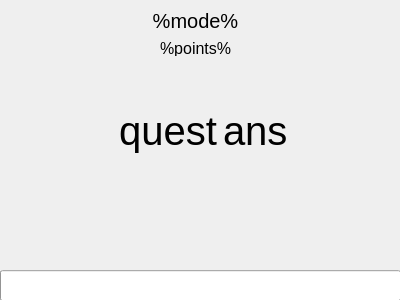
First picture: the form in gamewindow.ui, repository Mogekoff/mathekoff, before the edit.
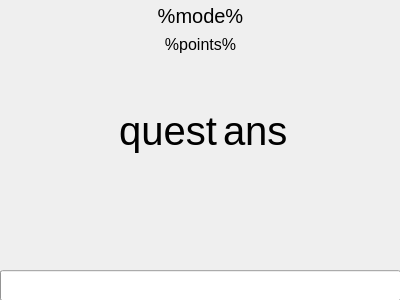
Second picture: the form after the edit.

Diff of the .ui file:
```diff
--- a/gamewindow.ui
+++ b/gamewindow.ui
@@ -107,10 +107,10 @@
   <widget class="QLabel" name="modeLabel">
    <property name="geometry">
     <rect>
-     <x>150</x>
-     <y>10</y>
-     <width>91</width>
-     <height>21</height>
+     <x>0</x>
+     <y>0</y>
+     <width>401</width>
+     <height>31</height>
     </rect>
    </property>
    <property name="sizePolicy">
@@ -134,10 +134,10 @@
   <widget class="QLabel" name="pointsLabel">
    <property name="geometry">
     <rect>
-     <x>160</x>
-     <y>40</y>
-     <width>81</width>
-     <height>16</height>
+     <x>0</x>
+     <y>29</y>
+     <width>401</width>
+     <height>31</height>
     </rect>
    </property>
    <property name="font">
@@ -148,6 +148,9 @@
    <property name="text">
     <string>%points%</string>
    </property>
+   <property name="alignment">
+    <set>Qt::AlignCenter</set>
+   </property>
   </widget>
   <widget class="QProgressBar" name="progressBar">
    <property name="geometry">
```
Left out of the diff: 3 changed lines with no effect on the pictures.
